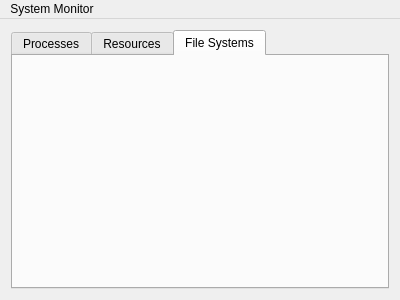
VioletDarkKitty/system-monitor, file mainwindow.ui: the form before one commit.
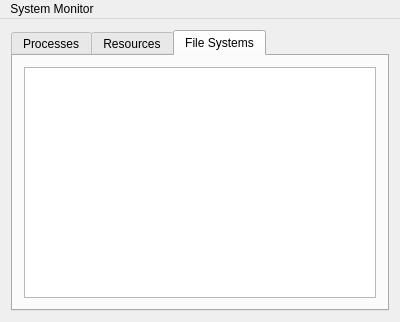
The form after the commit. The open tabs and pages were chosen to show the change.

Commit message: Begin showing filesystem information

Diff of the .ui file:
```diff
--- a/mainwindow.ui
+++ b/mainwindow.ui
@@ -7,7 +7,7 @@
     <x>0</x>
     <y>0</y>
     <width>400</width>
-    <height>300</height>
+    <height>322</height>
    </rect>
   </property>
   <property name="sizePolicy">
@@ -198,6 +198,11 @@
        <attribute name="title">
         <string>File Systems</string>
        </attribute>
+       <layout class="QGridLayout" name="gridLayout_4">
+        <item row="0" column="0">
+         <widget class="QTableWidget" name="tableFilesystem"/>
+        </item>
+       </layout>
       </widget>
      </widget>
     </item>
```
The commit also changes 5 other files.
